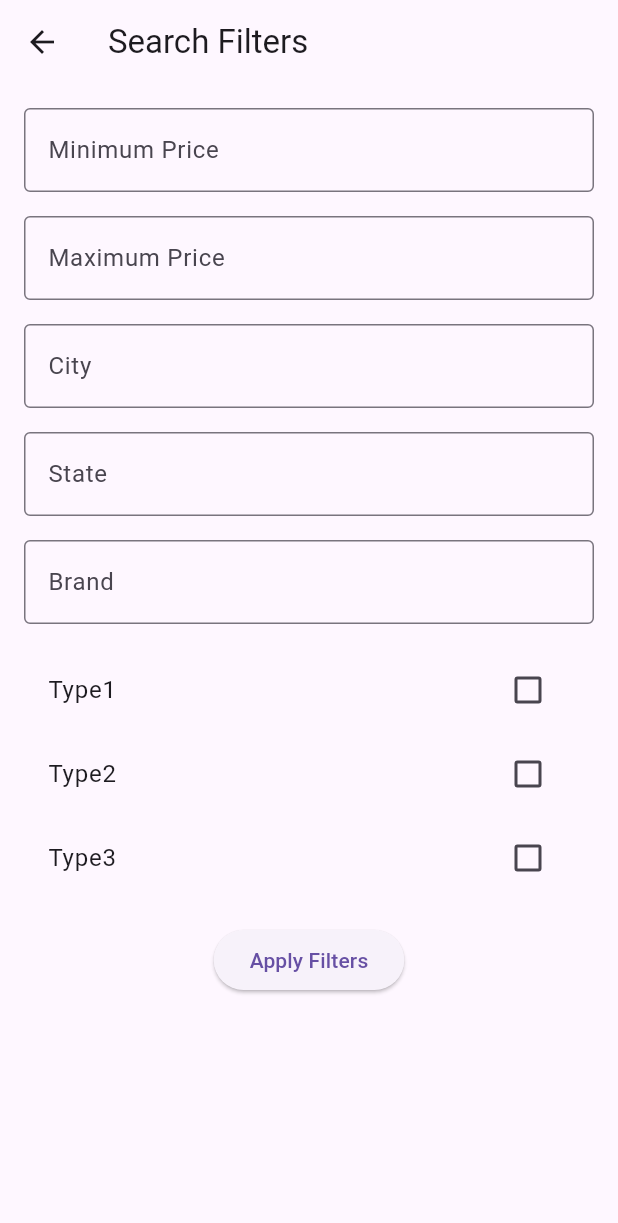
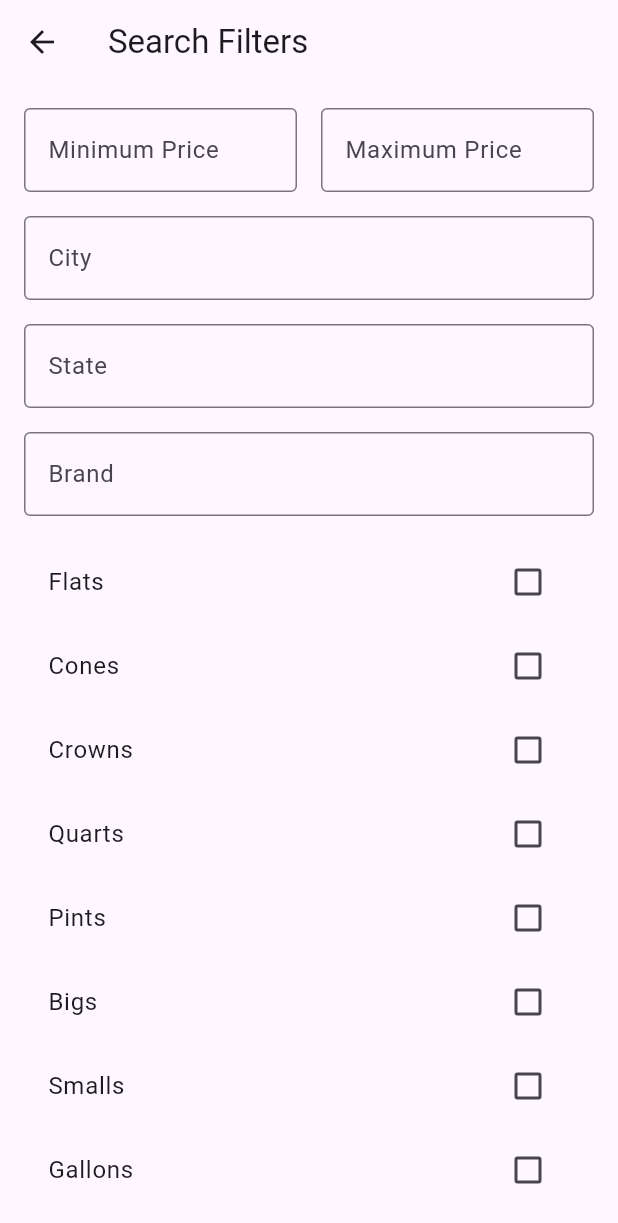
Before and after one commit to amerlanP/beer, a Flutter app: the screen it shows after launch, after a tap on the "filter list" icon, on a phone screen of 412 x 824 dp. Shown: the top 1223 px of the screen. Run offline on Flutter 3.47's test engine with Material 3 defaults, Android fonts, the phone set to English and light mode, and no system bars; our stand-ins replace sqflite; accounts and stored records are empty; network calls fail.

Commit message:
improved filtered search, fixed detail page, UI tweaks

```diff
--- a/lib/main.dart
+++ b/lib/main.dart
@@ -15,7 +15,7 @@ class MyApp extends StatelessWidget {
   @override
   Widget build(BuildContext context) {
     return MaterialApp(
-      title: 'Flutter Demo',
+      title: 'Beer Can App',
       theme: ThemeData(
         // colorScheme: ColorScheme.fromSeed(seedColor: Colors.deepPurple),
         useMaterial3: true,
@@ -37,31 +37,8 @@ class _MyHomePageState extends State<MyHomePage> {
   final DatabaseHelper dbHelper = DatabaseHelper();
   final TextEditingController _searchController = TextEditingController();
   Future<List<Map<String,dynamic>>> _canData = DatabaseHelper().getData();
-
-  // void _searchCans(String myQuery) {
-  //   try {
-  //     var newData = dbHelper.getData(query: myQuery);
-  //     setState(() {
-  //       _canData = newData;
-  //     });
-  //   } catch (e) {
-  //     print("ERROR $e");
-  //   }
-  // }
-  //
-  // void _searchCansWithFilters(Map<String, dynamic> filters) {
-  //   try {
-  //     var newData = dbHelper.getDataWithFilters(filters);
-  //     setState(() {
-  //       _canData = newData;
-  //     });
-  //   } catch (e) {
-  //     print("ERROR $e");
-  //   }
-  // }
-
-  //  RESPONSE A
   List<Map<String, dynamic>> _filteredData = [];
+  bool _filters = false;
 
   void _searchCans(String myQuery) {
     try {
@@ -87,6 +64,7 @@ class _MyHomePageState extends State<MyHomePage> {
     try {
       var newData = dbHelper.getDataWithFilters(filters);
       setState(() {
+        _filters = true;
         _filteredData = [];
         _canData = newData;
         _canData.then((value) => _filteredData = value);
@@ -98,6 +76,7 @@ class _MyHomePageState extends State<MyHomePage> {
 
   void _clearFilters() {
     setState(() {
+      _filters = false;
       _filteredData = [];
       _canData = DatabaseHelper().getData();
     });
@@ -166,16 +145,36 @@ class _MyHomePageState extends State<MyHomePage> {
   @override
   Widget build(BuildContext context) {
     return Scaffold(
+      // appBar: AppBar(
+      //   backgroundColor: Theme.of(context).colorScheme.inversePrimary,
+      //   title: Text(widget.title),
+      //   bottom: PreferredSize(
+      //     preferredSize: const Size.fromHeight(56),
+      //     child: Padding(
+      //       padding: const EdgeInsets.all(8),
+      //       child: TextField(
+      //         controller: _searchController,
+      //         // keyboardType: TextInputType.number,
+      //         // textInputAction: TextInputAction.done,
+      //         decoration: const InputDecoration(
+      //           labelText: "Can Identifier",
+      //           border: OutlineInputBorder()
+      //         ),
+      //         onChanged: _searchCans,
+      //       ),
+      //     ),
+      //     // child: TextField(
+      //     //   controller: _searchController,
+      //     // ),
+      //   ),
+      // ),
       appBar: AppBar(
         backgroundColor: Theme.of(context).colorScheme.inversePrimary,
-        title: Text(widget.title),
-        bottom: PreferredSize(
-          preferredSize: const Size.fromHeight(56),
-          child: Padding(
-            padding: const EdgeInsets.all(8),
-            child: TextField(
+        elevation: 3,
+        shadowColor: Colors.black,
+        title: TextField(
           controller: _searchController,
-              // keyboardType: TextInputType.number,
+          keyboardType: const TextInputType.numberWithOptions(),
           // textInputAction: TextInputAction.done,
           decoration: const InputDecoration(
             labelText: "Can Identifier",
@@ -183,10 +182,10 @@ class _MyHomePageState extends State<MyHomePage> {
           ),
           onChanged: _searchCans,
         ),
-          ),
-          // child: TextField(
-          //   controller: _searchController,
-          // ),
+        bottom: PreferredSize(
+          preferredSize: const Size.fromHeight(16),
+          // child: SizedBox(height: 16)
+          child: Container()
         ),
       ),
       body: FutureBuilder<List<Map<String, dynamic>>> (
@@ -219,7 +218,7 @@ class _MyHomePageState extends State<MyHomePage> {
         },
         child: Icon(Icons.filter_list),
       ),
-      bottomNavigationBar: BottomAppBar(
+      bottomNavigationBar: _filters ? BottomAppBar(
         child: Row(
           mainAxisAlignment: MainAxisAlignment.spaceAround,
           children: [
@@ -229,7 +228,7 @@ class _MyHomePageState extends State<MyHomePage> {
             ),
           ],
         ),
-      ),
+      ) : null,
     );
   }
 }
--- a/lib/search_filter.dart
+++ b/lib/search_filter.dart
@@ -13,82 +13,89 @@ class _SearchFilterPageState extends State<SearchFilterPage> {
   final TextEditingController _cityController = TextEditingController();
   final TextEditingController _stateController = TextEditingController();
   final TextEditingController _brandController = TextEditingController();
-
-  List<String> _types = ['Type1', 'Type2', 'Type3']; // replace with your types
-  List<String> _selectedTypes = [];
+  final Map<String, String> _types = ({'Flats':'F', 'Cones':'C', 'Crowns':'K', 'Quarts':'Q', 'Pints':'P', 'Bigs':'B', 'Smalls':'S', 'Gallons':'G'});
+  final List<String> _selectedTypes = [];
 
   @override
   Widget build(BuildContext context) {
     return Scaffold(
       appBar: AppBar(
-        title: Text('Search Filters'),
+        title: const Text('Search Filters'),
       ),
       body: Padding(
         padding: const EdgeInsets.all(16.0),
-        child: Column(
+        child: ListView(
           children: [
-            TextField(
+            Row(
+              children: [
+                Expanded(
+                  child: TextField(
                     controller: _minPriceController,
                     keyboardType: TextInputType.number,
-              decoration: InputDecoration(
+                    decoration: const InputDecoration(
                       labelText: 'Minimum Price',
                       border: OutlineInputBorder(),
                     ),
+                  )
                 ),
-            SizedBox(height: 16),
-            TextField(
+                const SizedBox(width: 16),
+                Expanded(
+                    child: TextField(
                       controller: _maxPriceController,
                       keyboardType: TextInputType.number,
-              decoration: InputDecoration(
+                      decoration: const InputDecoration(
                         labelText: 'Maximum Price',
                         border: OutlineInputBorder(),
                       ),
                     ),
-            SizedBox(height: 16),
+                )
+              ],
+            ),
+            const SizedBox(height: 16),
             TextField(
               controller: _cityController,
-              decoration: InputDecoration(
+              decoration: const InputDecoration(
                 labelText: 'City',
                 border: OutlineInputBorder(),
               ),
             ),
-            SizedBox(height: 16),
+            const SizedBox(height: 16),
             TextField(
               controller: _stateController,
-              decoration: InputDecoration(
+              decoration: const InputDecoration(
                 labelText: 'State',
                 border: OutlineInputBorder(),
               ),
             ),
-            SizedBox(height: 16),
+            const SizedBox(height: 16),
             TextField(
               controller: _brandController,
-              decoration: InputDecoration(
+              decoration: const InputDecoration(
                 labelText: 'Brand',
                 border: OutlineInputBorder(),
               ),
             ),
-            SizedBox(height: 16),
+            const SizedBox(height: 16),
             Column(
-              children: _types.map((type) {
+              children: _types.entries.map((entry) {
                 return CheckboxListTile(
-                  title: Text(type),
-                  value: _selectedTypes.contains(type),
+                  title: Text(entry.key),
+                  value: _selectedTypes.contains(entry.value),
                   onChanged: (value) {
                     if (value!) {
                       setState(() {
-                        _selectedTypes.add(type);
+                        _selectedTypes.add(entry.value);
                       });
                     } else {
                       setState(() {
-                        _selectedTypes.remove(type);
+                        _selectedTypes.remove(entry.value);
                       });
                     }
                   },
                 );
-              }).toList(),
+              }).toList()
             ),
-            SizedBox(height: 16),
+            const SizedBox(height: 16),
             ElevatedButton(
               onPressed: () {
                 // Apply filters and navigate back to the main page
@@ -101,7 +108,7 @@ class _SearchFilterPageState extends State<SearchFilterPage> {
                   'types': _selectedTypes,
                 });
               },
-              child: Text('Apply Filters'),
+              child: const Text('Apply Filters'),
             ),
           ],
         ),
```
Also changed, not shown: lib/can_detail_page.dart (+19 -13 lines), 1 other file. Lines whose indentation alone changed are shown as unchanged.
